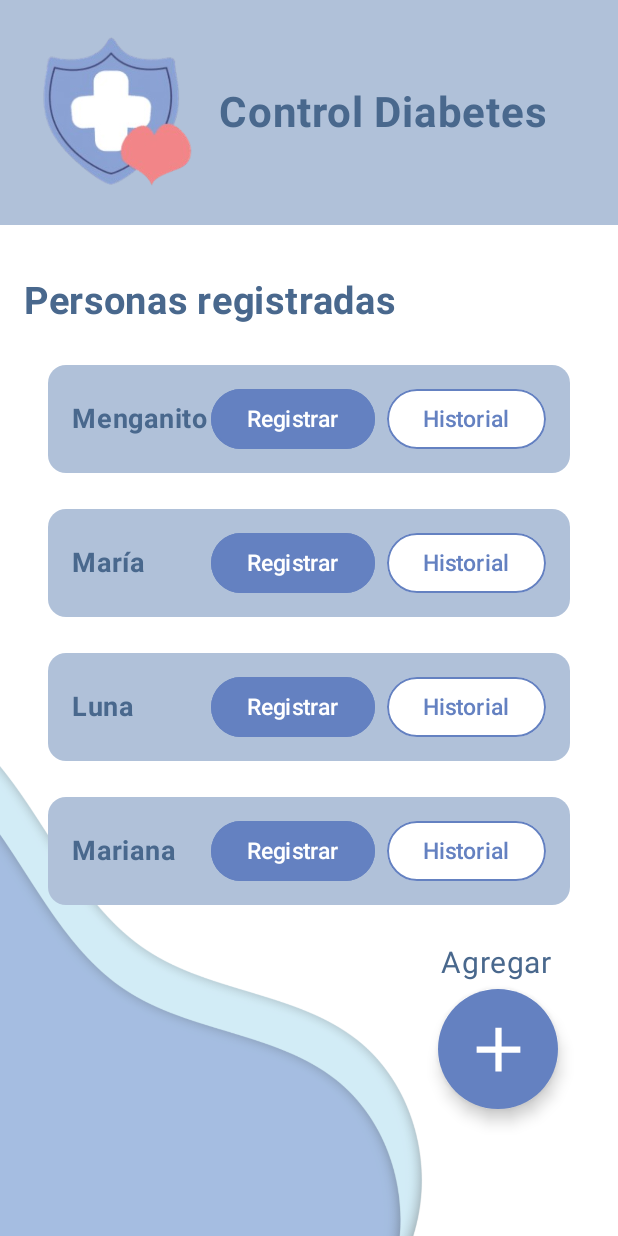
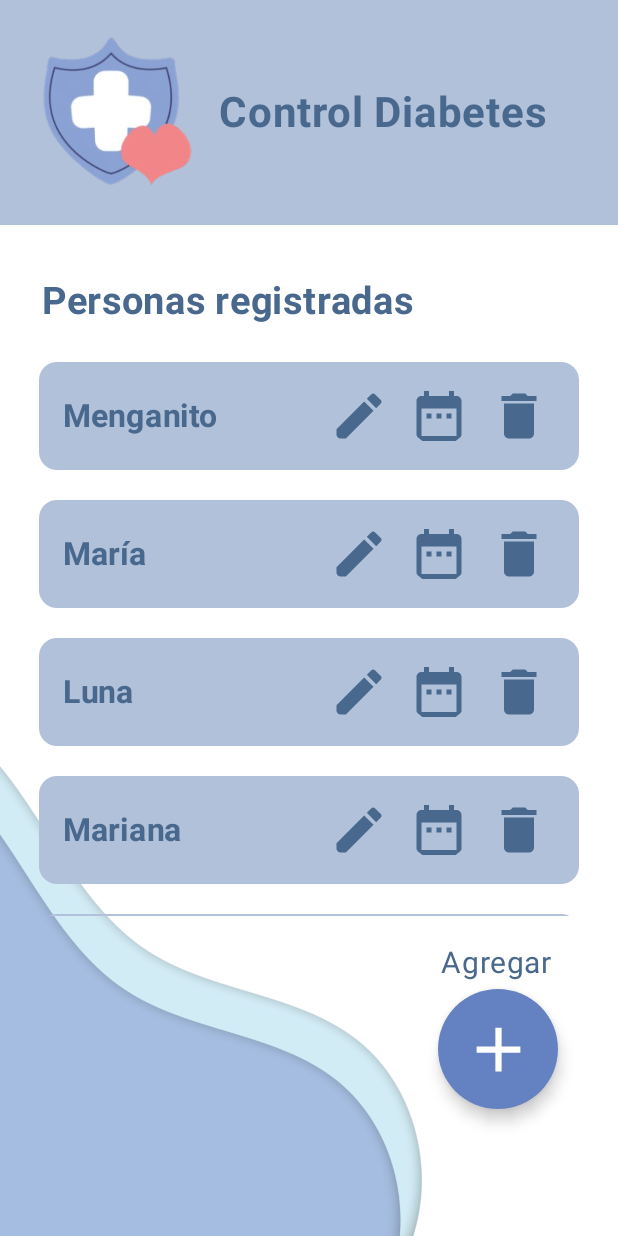
Before and after one commit to MarNess24/LifeMetrics, an Android app built with Jetpack Compose: the screen it shows after launch (MainActivity), on a phone screen of 412 x 824 dp. Run offline under Robolectric (Android 15) with nearby library versions, the phone set to English and light mode, and no system bars.

Commit message:
Eliminar en RegistrosView y rediseño (#2)
Se implementó función eliminar en RegistrosView

```diff
--- a/app/src/main/java/com/example/lifemetrics/components/Botones.kt
+++ b/app/src/main/java/com/example/lifemetrics/components/Botones.kt
@@ -26,6 +26,7 @@ import androidx.compose.runtime.remember
 import androidx.compose.runtime.setValue
 import androidx.compose.ui.Modifier
 import androidx.compose.ui.graphics.Color
+import androidx.compose.ui.graphics.vector.ImageVector
 import androidx.compose.ui.unit.dp
 import androidx.compose.ui.unit.sp
 
@@ -66,13 +67,14 @@ fun BotonOutline( onClick: () -> Unit, text: String, backgroundColor: Color, tex
 }
 
 @Composable
-fun BotonIcono() {
-    IconButton(onClick = { /*TODO*/ }) {
-        Icon(
-            Icons.Filled.Star,
+fun BotonIcono( icono: ImageVector ) {
+    IconButton (
+        onClick = { /*TODO*/ } ) {
+        Icon (
+            icono,
             contentDescription = "Icono",
-            tint = Color.Red,
-            modifier = Modifier.size(50.dp)
+            tint = Color ( 0xFF49688D ),
+            modifier = Modifier.size ( 40.dp )
         )
     }
 }
--- a/app/src/main/java/com/example/lifemetrics/components/CardComponents.kt
+++ b/app/src/main/java/com/example/lifemetrics/components/CardComponents.kt
@@ -7,6 +7,12 @@ import androidx.compose.foundation.layout.Spacer
 import androidx.compose.foundation.layout.fillMaxWidth
 import androidx.compose.foundation.layout.height
 import androidx.compose.foundation.layout.padding
+import androidx.compose.foundation.layout.size
+import androidx.compose.foundation.layout.width
+import androidx.compose.material.icons.Icons
+import androidx.compose.material.icons.filled.DateRange
+import androidx.compose.material.icons.filled.Delete
+import androidx.compose.material.icons.filled.Edit
 import androidx.compose.foundation.layout.width
 import androidx.compose.material3.Card
 import androidx.compose.material3.CardDefaults
@@ -19,7 +25,7 @@ import androidx.compose.ui.graphics.Color.Companion.White
 import androidx.compose.ui.text.font.FontWeight
 import androidx.compose.ui.unit.dp
 import androidx.compose.ui.unit.sp
-import com.example.lifemetrics.components.BotonOutline
+import com.example.lifemetrics.components.BotonIcono
 
 @Composable
 fun DosTarjetas(titulo1: String, numero1: String, titulo2: String, numero2: String) {
@@ -70,7 +76,7 @@ fun PersonCard( name: String ) {
     Card (
         modifier = Modifier
             .fillMaxWidth()
-            .padding ( horizontal = 16.dp, vertical = 8.dp ),
+            .padding ( horizontal = 10.dp, vertical = 6.dp ),
         colors = CardDefaults.cardColors ( containerColor = Color ( 0xFFB0C1D9 ) )
     ) {
         Row (
@@ -83,29 +89,22 @@ fun PersonCard( name: String ) {
         ) {
             Text (
                 text = name,
-                fontSize = 18.sp,
+                fontSize = 21.sp,
                 fontWeight = FontWeight.Bold,
                 color = Color ( 0xFF49688D )
             )
 
             Row {
                 // Botón para registrar consumo
-                BotonOutline(
-                    onClick = { /* Acción */ },
-                    text = "Registrar",
-                    backgroundColor = Color ( 0xFF6481C1 ),
-                    textColor = White
-                )
-
-                Spacer ( modifier = Modifier.width ( 8.dp ) )
+                BotonIcono ( Icons.Default.Edit )
+                Spacer ( modifier = Modifier.width ( 5.dp ) )
 
                 // Botón para acceder al historial
-                BotonOutline(
-                    onClick = { /* Acción */ },
-                    text = "Historial",
-                    backgroundColor = Color.White,
-                    textColor = Color ( 0xFF6481C1 )
-                )
+                BotonIcono ( icono = Icons.Default.DateRange )
+                Spacer ( modifier = Modifier.width ( 5.dp ) )
+
+                // Botón para eliminar el usuario
+                BotonIcono ( icono = Icons.Default.Delete )
             }
         }
     }
--- a/app/src/main/java/com/example/lifemetrics/views/RegistrosView.kt
+++ b/app/src/main/java/com/example/lifemetrics/views/RegistrosView.kt
@@ -68,7 +68,7 @@ fun RegistrosView() {
                 fontWeight = FontWeight.Bold,
                 color = Color ( 0xFF49688D ),
                 modifier = Modifier
-                    .padding ( start = 16.dp, top = 16.dp )
+                .padding ( start = 28.dp, top = 16.dp )
             )
 
             SpaceH ( 20.dp )
```
